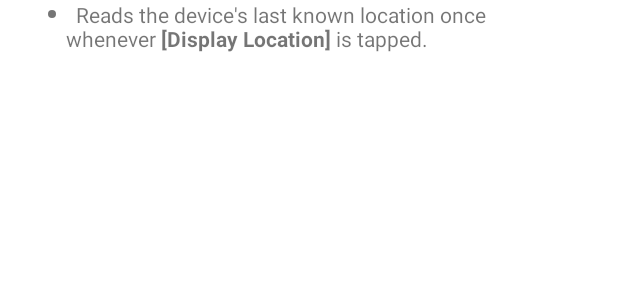
After one commit to jamesocoder/cs5520, an Android app: the layout a05_activity_rationale.xml on its own in the app's theme, with its tools: preview values and no code run, on a phone screen of 412 x 824 dp. The commit adds this screen. Shown: the top 300 px of the screen. Run offline under Robolectric (Android 15) with nearby library versions, the phone set to English and light mode, and no system bars.

Commit message:
A05 act_rationale done

```diff
--- a/app/build.gradle
+++ b/app/build.gradle
@@ -41,6 +41,8 @@ dependencies {
     implementation 'androidx.appcompat:appcompat:1.2.0'
     implementation 'com.google.android.material:material:1.3.0'
     implementation 'androidx.constraintlayout:constraintlayout:2.0.4'
+    implementation 'androidx.activity:activity:1.4.0'
+    implementation 'androidx.fragment:fragment:1.4.1'
     testImplementation 'junit:junit:4.+'
     androidTestImplementation 'androidx.test.ext:junit:1.1.2'
     androidTestImplementation 'androidx.test.espresso:espresso-core:3.3.0'
--- /dev/null
+++ b/app/src/main/res/layout/a05_activity_rationale.xml
@@ -0,0 +1,18 @@
+<?xml version="1.0" encoding="utf-8"?>
+<androidx.constraintlayout.widget.ConstraintLayout xmlns:android="http://schemas.android.com/apk/res/android"
+    xmlns:app="http://schemas.android.com/apk/res-auto"
+    xmlns:tools="http://schemas.android.com/tools"
+    android:layout_width="match_parent"
+    android:layout_height="match_parent"
+    tools:context=".A05Rationale">
+
+    <TextView
+        android:layout_width="0dp"
+        android:layout_height="wrap_content"
+        android:layout_marginHorizontal="32dp"
+        android:text="@string/a05_rationale"
+        app:layout_constraintTop_toTopOf="parent"
+        app:layout_constraintStart_toStartOf="parent"
+        app:layout_constraintEnd_toEndOf="parent"/>
+
+</androidx.constraintlayout.widget.ConstraintLayout>
--- a/app/src/main/res/values/strings.xml
+++ b/app/src/main/res/values/strings.xml
@@ -1,5 +1,5 @@
 <resources>
-    <string name="app_name">NUMAD22Sp_JamesOuk</string>
+    <string name="app_name">James Ouk | NEU CS5520-02 | Spring 2022</string>
 
     <!-- Assignment 01 -->
     <string name="a01_main_btn">About Me</string>
@@ -21,4 +21,14 @@
     <string name="a04_url">URL</string>
     <string name="a04_cancel">Cancel</string>
     <string name="a04_add">Add</string>
+
+    <!-- Assignment 05 -->
+    <string name="a05_rationale">
+        <ul>
+            <li>Reads the device\'s last known location once whenever <b>[Display Location]</b> is tapped.</li>
+        </ul>
+    </string>
+    <string name="a05_required">This feature requires permission to read your location data.</string>
+    <string name="a05_ok">Grant Permission</string>
+    <string name="a05_denied"><b>[Display Location]</b> is disabled until you give permission to read your location data.</string>
 </resources>
```
Also changed, not shown: app/src/main/AndroidManifest.xml (+16 -8 lines), app/src/main/java/edu/neu/madcourse/numad22sp_jamesouk/A05Rationale.java (added, +14 -0 lines), 18 other files.
